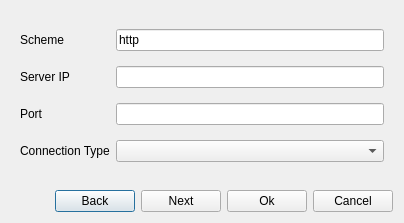
Before: the Qt Designer form interface/ui/login.ui in OmniaGit/OdooQtUi, drawn with Qt 5.
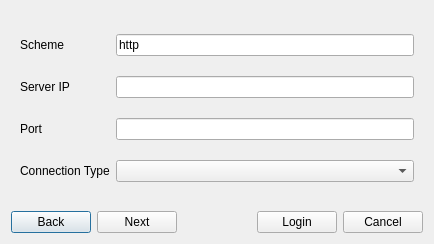
After: the same form once the commit is applied.

Commit message: work on login dialog

Patch:
```diff
--- a/interface/ui/login.ui
+++ b/interface/ui/login.ui
@@ -6,8 +6,8 @@
    <rect>
     <x>0</x>
     <y>0</y>
-    <width>404</width>
-    <height>223</height>
+    <width>434</width>
+    <height>244</height>
    </rect>
   </property>
   <property name="windowTitle">
@@ -105,6 +105,20 @@
    </item>
    <item row="1" column="0">
     <layout class="QHBoxLayout" name="horizontalLayout">
+     <item>
+      <widget class="QPushButton" name="pushButton_back">
+       <property name="text">
+        <string>Back</string>
+       </property>
+      </widget>
+     </item>
+     <item>
+      <widget class="QPushButton" name="pushButton_next">
+       <property name="text">
+        <string>Next</string>
+       </property>
+      </widget>
+     </item>
      <item>
       <spacer name="horizontalSpacer">
        <property name="orientation">
@@ -118,24 +132,10 @@
        </property>
       </spacer>
      </item>
-     <item>
-      <widget class="QPushButton" name="pushButton_back">
-       <property name="text">
-        <string>Back</string>
-       </property>
-      </widget>
-     </item>
-     <item>
-      <widget class="QPushButton" name="pushButton_next">
-       <property name="text">
-        <string>Next</string>
-       </property>
-      </widget>
-     </item>
      <item>
       <widget class="QPushButton" name="pushButton_ok">
        <property name="text">
-        <string>Ok</string>
+        <string>Login</string>
        </property>
       </widget>
      </item>
```
The commit also changes 6 other files.
